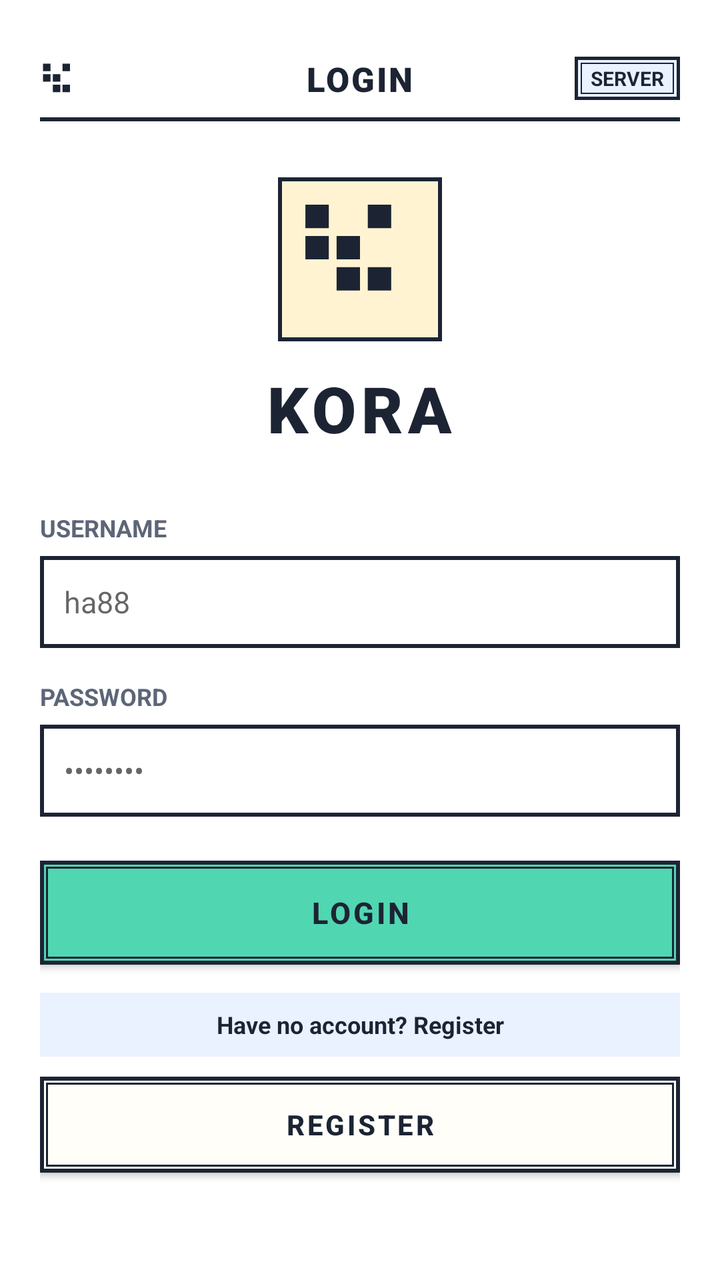
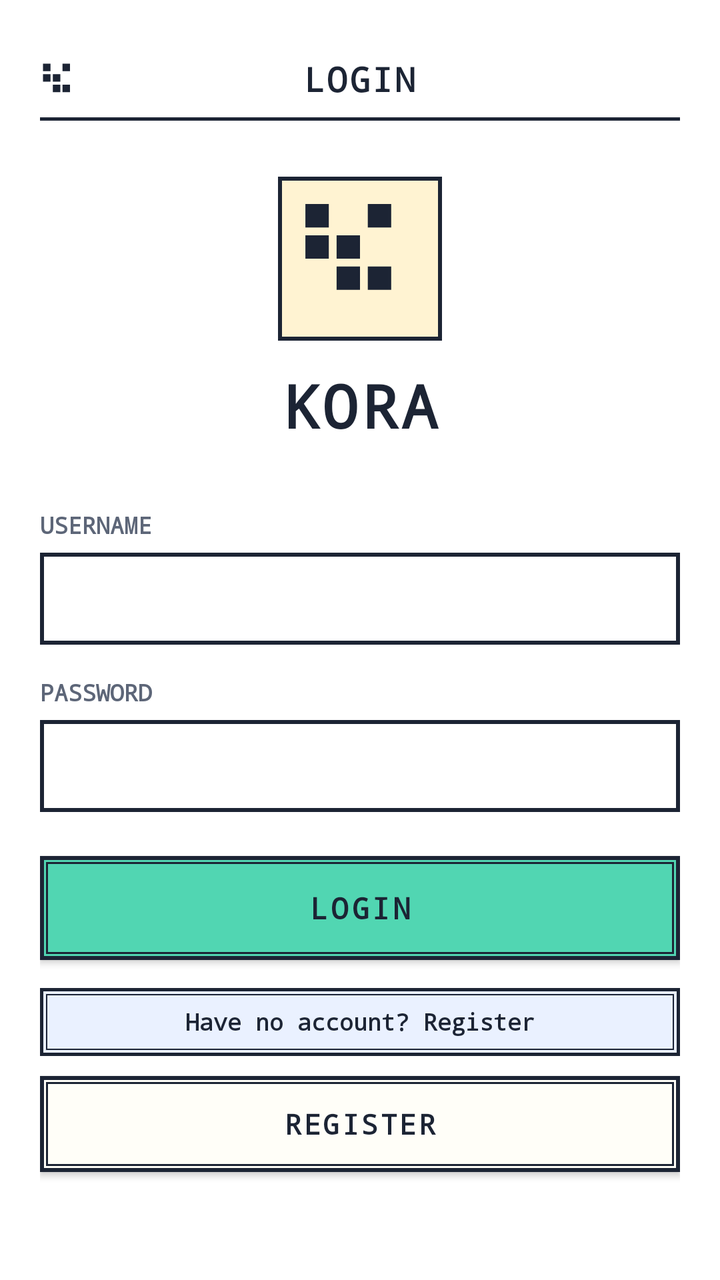

Compare the two renders of this Android layout. The source of the first and the diff that turns it into the second are given below.
<!-- AndroidManifest.xml: application theme Theme.CaroGame -->
<!-- res/layout/login.xml -->
<?xml version="1.0" encoding="utf-8"?>
<ScrollView xmlns:android="http://schemas.android.com/apk/res/android"
    xmlns:app="http://schemas.android.com/apk/res-auto"
    android:layout_width="match_parent"
    android:layout_height="match_parent"
    android:background="@color/kora_bg"
    android:fillViewport="true">

    <LinearLayout
        android:layout_width="match_parent"
        android:layout_height="wrap_content"
        android:gravity="center_horizontal"
        android:orientation="vertical"
        android:padding="20dp">

        <RelativeLayout
            android:layout_width="match_parent"
            android:layout_height="wrap_content"
            android:paddingVertical="8dp">

            <ImageView
                android:layout_width="18dp"
                android:layout_height="18dp"
                android:layout_alignParentStart="true"
                android:layout_centerVertical="true"
                android:contentDescription="Kora Mark"
                android:src="@drawable/ic_kora_mark" />

            <TextView
                android:id="@+id/lblTitle"
                android:layout_width="wrap_content"
                android:layout_height="wrap_content"
                android:layout_centerInParent="true"
                android:fontFamily="sans-serif-black"
                android:letterSpacing="0.06"
                android:text="LOGIN"
                android:textColor="@color/kora_ink"
                android:textSize="17sp"
                android:textStyle="bold" />

            <TextView
                android:id="@+id/btnServerConfig"
                android:layout_width="wrap_content"
                android:layout_height="wrap_content"
                android:layout_alignParentEnd="true"
                android:layout_centerVertical="true"
                android:background="@drawable/bg_btn_neutral"
                android:paddingHorizontal="8dp"
                android:paddingVertical="4dp"
                android:text="SERVER"
                android:textColor="@color/kora_ink"
                android:textSize="10sp"
                android:textStyle="bold" />
        </RelativeLayout>

        <View
            android:layout_width="match_parent"
            android:layout_height="2dp"
            android:layout_marginBottom="28dp"
            android:background="@color/kora_ink" />

        <ImageView
            android:layout_width="82dp"
            android:layout_height="82dp"
            android:background="@drawable/bg_box_outline"
            android:padding="2dp"
            android:src="@drawable/ic_kora_avatar" />

        <TextView
            android:layout_width="wrap_content"
            android:layout_height="wrap_content"
            android:layout_marginTop="12dp"
            android:layout_marginBottom="30dp"
            android:fontFamily="sans-serif-black"
            android:letterSpacing="0.08"
            android:text="KORA"
            android:textColor="@color/kora_ink"
            android:textSize="32sp"
            android:textStyle="bold" />

        <TextView
            android:id="@+id/lblUsername"
            android:layout_width="match_parent"
            android:layout_height="wrap_content"
            android:text="USERNAME"
            android:textColor="@color/kora_muted"
            android:textSize="12sp"
            android:textStyle="bold" />

        <EditText
            android:id="@+id/txtUsername"
            android:layout_width="match_parent"
            android:layout_height="46dp"
            android:layout_marginTop="6dp"
            android:layout_marginBottom="16dp"
            android:background="@drawable/bg_box_outline"
            android:hint="ha88"
            android:inputType="text"
            android:paddingHorizontal="12dp"
            android:textColor="@color/kora_ink"
            android:textSize="15sp" />

        <TextView
            android:id="@+id/lblPassword"
            android:layout_width="match_parent"
            android:layout_height="wrap_content"
            android:text="PASSWORD"
            android:textColor="@color/kora_muted"
            android:textSize="12sp"
            android:textStyle="bold" />

        <EditText
            android:id="@+id/txtPassword"
            android:layout_width="match_parent"
            android:layout_height="46dp"
            android:layout_marginTop="6dp"
            android:layout_marginBottom="22dp"
            android:background="@drawable/bg_box_outline"
            android:hint="••••••••"
            android:inputType="textPassword"
            android:paddingHorizontal="12dp"
            android:textColor="@color/kora_ink"
            android:textSize="15sp" />

        <Button
            android:id="@+id/btnLogin"
            android:layout_width="match_parent"
            android:layout_height="52dp"
            android:background="@drawable/bg_btn_mint"
            android:text="LOGIN"
            android:textColor="@color/kora_ink"
            android:textSize="15sp"
            android:textStyle="bold"
            app:backgroundTint="@null" />

        <TextView
            android:layout_width="match_parent"
            android:layout_height="32dp"
            android:layout_marginTop="14dp"
            android:background="@color/kora_card"
            android:gravity="center"
            android:text="Have no account? Register"
            android:textColor="@color/kora_ink"
            android:textSize="12sp"
            android:textStyle="bold" />

        <Button
            android:id="@+id/btnRegister"
            android:layout_width="match_parent"
            android:layout_height="48dp"
            android:layout_marginTop="10dp"
            android:background="@drawable/bg_btn_cream"
            android:text="REGISTER"
            android:textColor="@color/kora_ink"
            android:textSize="14sp"
            android:textStyle="bold"
            app:backgroundTint="@null" />

    </LinearLayout>
</ScrollView>
<!-- resources referenced by this layout -->
<resources>
  <color name="kora_bg">#FFFFFF</color>
  <color name="kora_card">#EAF1FF</color>
  <color name="kora_ink">#1C2434</color>
  <color name="kora_muted">#5D6678</color>
  <!-- drawable bg_box_outline (drawable) -->
  <?xml version="1.0" encoding="utf-8"?>
  <shape xmlns:android="http://schemas.android.com/apk/res/android" android:shape="rectangle">
      <solid android:color="@color/kora_surface" />
      <stroke android:width="2dp" android:color="@color/kora_ink" />
  </shape>
  <!-- drawable bg_btn_cream (drawable) -->
  <?xml version="1.0" encoding="utf-8"?>
  <layer-list xmlns:android="http://schemas.android.com/apk/res/android">
      <item>
          <shape android:shape="rectangle">
              <solid android:color="@color/kora_cream" />
              <stroke android:width="2dp" android:color="@color/kora_ink" />
          </shape>
      </item>
      <item android:left="3dp" android:top="3dp" android:right="3dp" android:bottom="3dp">
          <shape android:shape="rectangle">
              <solid android:color="@color/kora_cream" />
              <stroke android:width="1dp" android:color="@color/kora_ink" />
          </shape>
      </item>
  </layer-list>
  <!-- drawable bg_btn_mint (drawable) -->
  <?xml version="1.0" encoding="utf-8"?>
  <layer-list xmlns:android="http://schemas.android.com/apk/res/android">
      <item>
          <shape android:shape="rectangle">
              <solid android:color="@color/kora_mint" />
              <stroke android:width="2dp" android:color="@color/kora_ink" />
          </shape>
      </item>
      <item android:left="3dp" android:top="3dp" android:right="3dp" android:bottom="3dp">
          <shape android:shape="rectangle">
              <solid android:color="@color/kora_mint" />
              <stroke android:width="1dp" android:color="@color/kora_ink" />
          </shape>
      </item>
  </layer-list>
  <!-- drawable ic_kora_avatar (drawable) -->
  <?xml version="1.0" encoding="utf-8"?>
  <vector xmlns:android="http://schemas.android.com/apk/res/android"
      android:width="72dp"
      android:height="72dp"
      android:viewportWidth="40"
      android:viewportHeight="40">
      
      <path
          android:fillColor="#FFF3D2"
          android:pathData="M0,0h40v40h-40z" />
      <path
          android:fillColor="#1C2434"
          android:pathData="M6,6h6v6h-6zM22,6h6v6h-6zM6,14h6v6h-6zM14,14h6v6h-6zM14,22h6v6h-6zM22,22h6v6h-6z" />
  </vector>
  <!-- drawable ic_kora_mark (drawable) -->
  <?xml version="1.0" encoding="utf-8"?>
  <vector xmlns:android="http://schemas.android.com/apk/res/android"
      android:width="18dp"
      android:height="18dp"
      android:viewportWidth="12"
      android:viewportHeight="12">
      
      <path
          android:fillColor="#1C2434"
          android:pathData="M1,1h2.5v2.5h-2.5zM7.5,1h2.5v2.5h-2.5zM1,4.5h2.5v2.5h-2.5zM4.25,4.5h2.5v2.5h-2.5zM4.25,8h2.5v2.5h-2.5zM7.5,8h2.5v2.5h-2.5z" />
  </vector>
  <style name="Theme.CaroGame" parent="Theme.MaterialComponents.Light.NoActionBar">
          <item name="colorPrimary">@color/kora_ink</item>
          <item name="colorPrimaryVariant">@color/kora_navy_timer</item>
          <item name="colorOnPrimary">@color/kora_surface</item>
          <item name="colorSecondary">@color/kora_mint</item>
          <item name="android:statusBarColor">@color/kora_ink</item>
          <item name="android:windowBackground">@color/kora_bg</item>
      </style>
  <color name="kora_surface">#FFFFFF</color>
  <color name="kora_cream">#FFFEF8</color>
  <color name="kora_mint">#51D6B2</color>
  <color name="kora_navy_timer">#1C2434</color>
  <!-- unchanged entries left out for length: 1 -->
</resources>

<!-- the commit's change to res/layout/login.xml (unified diff, before → after) -->
@@ -31,31 +31,17 @@
                 android:layout_width="wrap_content"
                 android:layout_height="wrap_content"
                 android:layout_centerInParent="true"
-                android:fontFamily="sans-serif-black"
+                android:fontFamily="monospace"
                 android:letterSpacing="0.06"
                 android:text="LOGIN"
                 android:textColor="@color/kora_ink"
                 android:textSize="17sp"
                 android:textStyle="bold" />
-
-            <TextView
-                android:id="@+id/btnServerConfig"
-                android:layout_width="wrap_content"
-                android:layout_height="wrap_content"
-                android:layout_alignParentEnd="true"
-                android:layout_centerVertical="true"
-                android:background="@drawable/bg_btn_neutral"
-                android:paddingHorizontal="8dp"
-                android:paddingVertical="4dp"
-                android:text="SERVER"
-                android:textColor="@color/kora_ink"
-                android:textSize="10sp"
-                android:textStyle="bold" />
         </RelativeLayout>
 
         <View
             android:layout_width="match_parent"
-            android:layout_height="2dp"
+            android:layout_height="1.5dp"
             android:layout_marginBottom="28dp"
             android:background="@color/kora_ink" />
 
@@ -70,21 +56,22 @@
             android:layout_width="wrap_content"
             android:layout_height="wrap_content"
             android:layout_marginTop="12dp"
-            android:layout_marginBottom="30dp"
-            android:fontFamily="sans-serif-black"
-            android:letterSpacing="0.08"
+            android:layout_marginBottom="32dp"
+            android:fontFamily="monospace"
+            android:letterSpacing="0.06"
             android:text="KORA"
             android:textColor="@color/kora_ink"
-            android:textSize="32sp"
+            android:textSize="30sp"
             android:textStyle="bold" />
 
         <TextView
             android:id="@+id/lblUsername"
             android:layout_width="match_parent"
             android:layout_height="wrap_content"
+            android:fontFamily="monospace"
             android:text="USERNAME"
             android:textColor="@color/kora_muted"
-            android:textSize="12sp"
+            android:textSize="11.5sp"
             android:textStyle="bold" />
 
         <EditText
@@ -94,7 +81,6 @@
             android:layout_marginTop="6dp"
             android:layout_marginBottom="16dp"
             android:background="@drawable/bg_box_outline"
-            android:hint="ha88"
             android:inputType="text"
             android:paddingHorizontal="12dp"
             android:textColor="@color/kora_ink"
@@ -104,9 +90,10 @@
             android:id="@+id/lblPassword"
             android:layout_width="match_parent"
             android:layout_height="wrap_content"
+            android:fontFamily="monospace"
             android:text="PASSWORD"
             android:textColor="@color/kora_muted"
-            android:textSize="12sp"
+            android:textSize="11.5sp"
             android:textStyle="bold" />
 
         <EditText
@@ -116,7 +103,6 @@
             android:layout_marginTop="6dp"
             android:layout_marginBottom="22dp"
             android:background="@drawable/bg_box_outline"
-            android:hint="••••••••"
             android:inputType="textPassword"
             android:paddingHorizontal="12dp"
             android:textColor="@color/kora_ink"
@@ -127,6 +113,7 @@
             android:layout_width="match_parent"
             android:layout_height="52dp"
             android:background="@drawable/bg_btn_mint"
+            android:fontFamily="monospace"
             android:text="LOGIN"
             android:textColor="@color/kora_ink"
             android:textSize="15sp"
@@ -135,13 +122,14 @@
 
         <TextView
             android:layout_width="match_parent"
-            android:layout_height="32dp"
+            android:layout_height="34dp"
             android:layout_marginTop="14dp"
-            android:background="@color/kora_card"
+            android:background="@drawable/bg_btn_neutral"
+            android:fontFamily="monospace"
             android:gravity="center"
             android:text="Have no account? Register"
             android:textColor="@color/kora_ink"
-            android:textSize="12sp"
+            android:textSize="11.5sp"
             android:textStyle="bold" />
 
         <Button
@@ -150,6 +138,7 @@
             android:layout_height="48dp"
             android:layout_marginTop="10dp"
             android:background="@drawable/bg_btn_cream"
+            android:fontFamily="monospace"
             android:text="REGISTER"
             android:textColor="@color/kora_ink"
             android:textSize="14sp"
